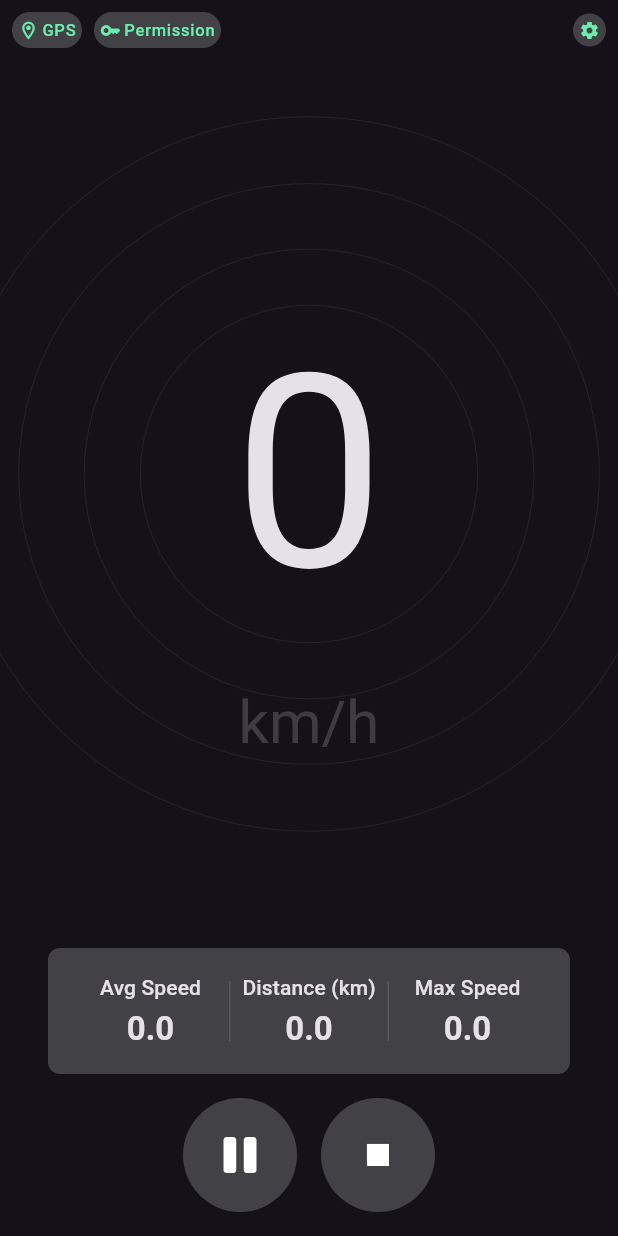
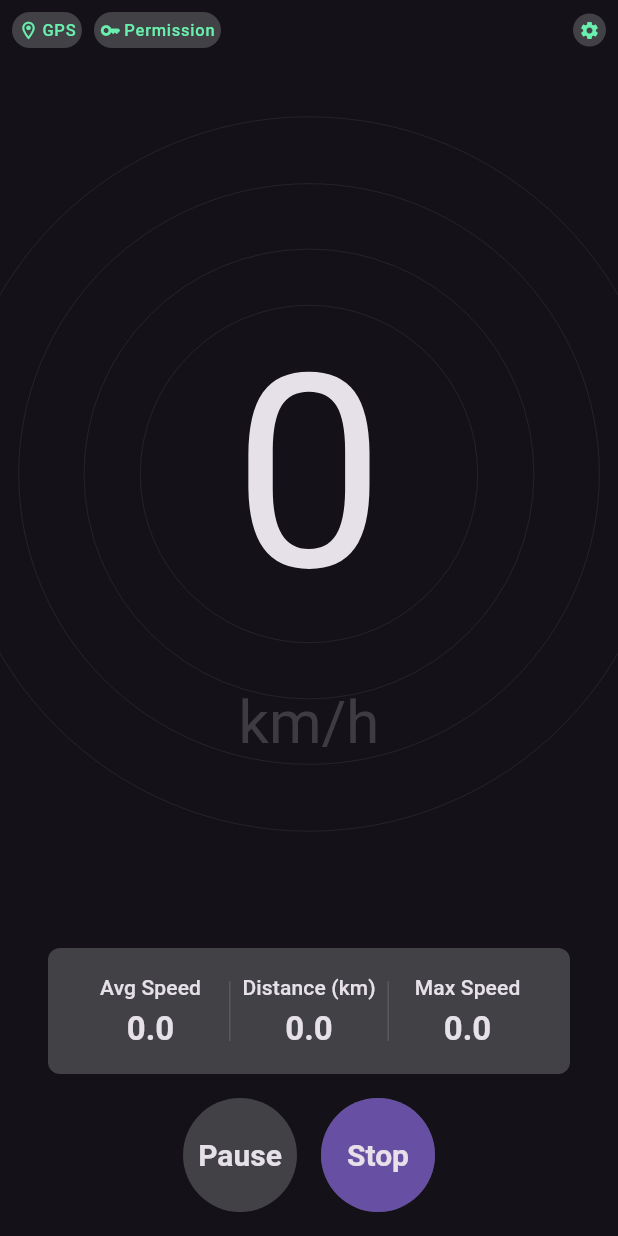
Before and after one commit to bossxomlut/gps_tracking, a Flutter app: the screen it shows after launch, after a tap on "Allow location permission", after a tap on "GO", on a phone screen of 412 x 824 dp. Run offline on Flutter 3.47's test engine with Material 3 defaults, Android fonts, the phone set to English and light mode, and no system bars; our stand-ins replace another_flushbar, device_info_plus, dio, easy_localization, equatable, firebase_core and 10 more; missing offline and left inert: curl_logger_dio_interceptor; accounts and stored records are empty.

Commit message:
apply new flutter version

```diff
--- a/lib/feature/onboard/page/onboarding_page.dart
+++ b/lib/feature/onboard/page/onboarding_page.dart
@@ -64,7 +64,7 @@ class _OnboardingPageState extends BasePageState<OnboardingPage> with WidgetsBin
             ),
           ),
           Text(
-            'This app required location permission',
+            'This app requires location permission to track your movements and calculate speed.',
             style: Theme.of(context).textTheme.titleLarge,
             textAlign: TextAlign.center,
           ),
--- a/lib/feature/tracking_speed/cubit/tracking_cubit.dart
+++ b/lib/feature/tracking_speed/cubit/tracking_cubit.dart
@@ -173,6 +173,8 @@ class SpeedTrackingMovingCubit extends Cubit<TrackingMovingState>
     _movingTime.stop();
     _queueTask.clearAll();
     emit(state.stop());
+
+    reset();
   }
 }
 
--- a/lib/feature/tracking_speed/page/speed_page.dart
+++ b/lib/feature/tracking_speed/page/speed_page.dart
@@ -508,7 +508,10 @@ class _MovingController extends StatelessWidget {
                 alignment: Alignment.center,
                 child: Text(
                   "Reset",
-                  style: Theme.of(context).textTheme.titleLarge,
+                  style: Theme.of(context).textTheme.titleLarge?.copyWith(
+                        fontSize: 20,
+                        fontWeight: FontWeight.bold,
+                      ),
                 ),
               ),
             );
--- a/lib/feature/tracking_speed/widgets/button.dart
+++ b/lib/feature/tracking_speed/widgets/button.dart
@@ -1,7 +1,4 @@
 import 'package:flutter/material.dart';
-import 'package:flutter_bloc/flutter_bloc.dart';
-import 'package:gps_speed/resource/icon_path.dart';
-import 'package:gps_speed/widget/image.dart';
 
 class PauseButton extends StatelessWidget {
   const PauseButton({Key? key, this.onTap}) : super(key: key);
@@ -20,7 +17,14 @@ class PauseButton extends StatelessWidget {
         decoration: const BoxDecoration(
           shape: BoxShape.circle,
         ),
-        child: AppImage.svg(IconPath.pause),
+        child: Text(
+          'Pause',
+          style: Theme.of(context).textTheme.titleLarge?.copyWith(
+                fontSize: 20,
+                fontWeight: FontWeight.bold,
+              ),
+        ),
+        // child: AppImage.svg(IconPath.pause),
       ),
     );
   }
@@ -40,10 +44,16 @@ class PlayButton extends StatelessWidget {
         width: 76,
         height: 76,
         alignment: Alignment.center,
-        decoration: const BoxDecoration(
+        decoration: BoxDecoration(
           shape: BoxShape.circle,
         ),
-        child: AppImage.svg(IconPath.start),
+        child: Text(
+          'Start',
+          style: Theme.of(context).textTheme.titleLarge?.copyWith(
+                fontSize: 20,
+                fontWeight: FontWeight.bold,
+              ),
+        ),
       ),
     );
   }
@@ -63,10 +73,18 @@ class StopButton extends StatelessWidget {
         width: 76,
         height: 76,
         alignment: Alignment.center,
-        decoration: const BoxDecoration(
+        decoration: BoxDecoration(
           shape: BoxShape.circle,
+          color: Theme.of(context).colorScheme.inversePrimary,
         ),
-        child: AppImage.svg(IconPath.finish),
+        child: Text(
+          'Stop',
+          style: Theme.of(context).textTheme.titleLarge?.copyWith(
+                fontSize: 20,
+                fontWeight: FontWeight.bold,
+              ),
+        ),
+        // child: AppImage.svg(IconPath.finish),
       ),
     );
   }
--- a/lib/main.dart
+++ b/lib/main.dart
@@ -36,7 +36,7 @@ class AppLocale {
 Future main() async {
   WidgetsFlutterBinding.ensureInitialized();
 
-  await Firebase.initializeApp(options: DefaultFirebaseOptions.currentPlatform);
+  await Firebase.initializeApp(name: 'gps speed', options: DefaultFirebaseOptions.currentPlatform);
 
   FlutterError.onError = FirebaseCrashlytics.instance.recordFlutterFatalError;
 
```
Also changed, not shown: pubspec.yaml (+19 -19 lines), 1 other file.
